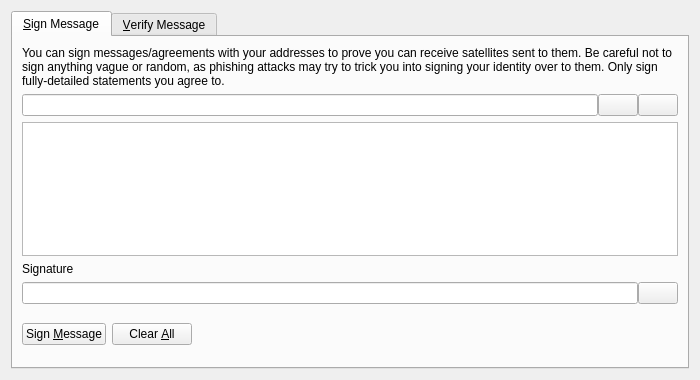
Old version of the form src/qt/forms/signverifymessagedialog.ui in the repository minblock/satcoin.
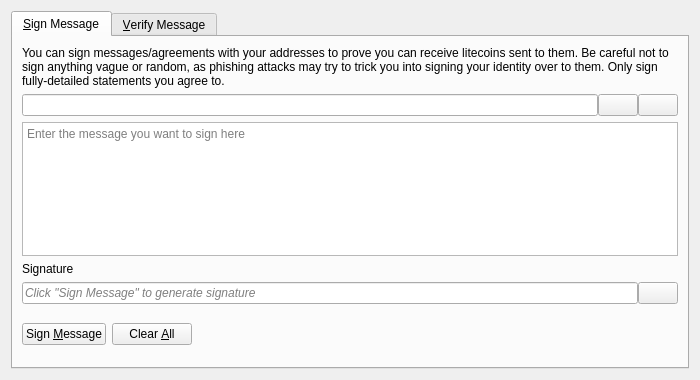
New version of the form. Icons and pictures are not drawn. Custom widgets are drawn as their Qt base class.

```diff
--- a/src/qt/forms/signverifymessagedialog.ui
+++ b/src/qt/forms/signverifymessagedialog.ui
@@ -30,7 +30,7 @@
        <item>
         <widget class="QLabel" name="infoLabel_SM">
          <property name="text">
-          <string>You can sign messages/agreements with your addresses to prove you can receive satellites sent to them. Be careful not to sign anything vague or random, as phishing attacks may try to trick you into signing your identity over to them. Only sign fully-detailed statements you agree to.</string>
+          <string>You can sign messages/agreements with your addresses to prove you can receive litecoins sent to them. Be careful not to sign anything vague or random, as phishing attacks may try to trick you into signing your identity over to them. Only sign fully-detailed statements you agree to.</string>
          </property>
          <property name="textFormat">
           <enum>Qt::PlainText</enum>
@@ -99,6 +99,9 @@
          <property name="toolTip">
           <string>Enter the message you want to sign here</string>
          </property>
+         <property name="placeholderText">
+          <string>Enter the message you want to sign here</string>
+         </property>
         </widget>
        </item>
        <item>
@@ -118,6 +121,9 @@
          </property>
          <item>
           <widget class="QLineEdit" name="signatureOut_SM">
+           <property name="placeholderText">
+            <string>Click "Sign Message" to generate signature</string>
+           </property>
            <property name="font">
             <font>
              <italic>true</italic>
```
Left out of the diff: 26 changed lines with no effect on the pictures.
